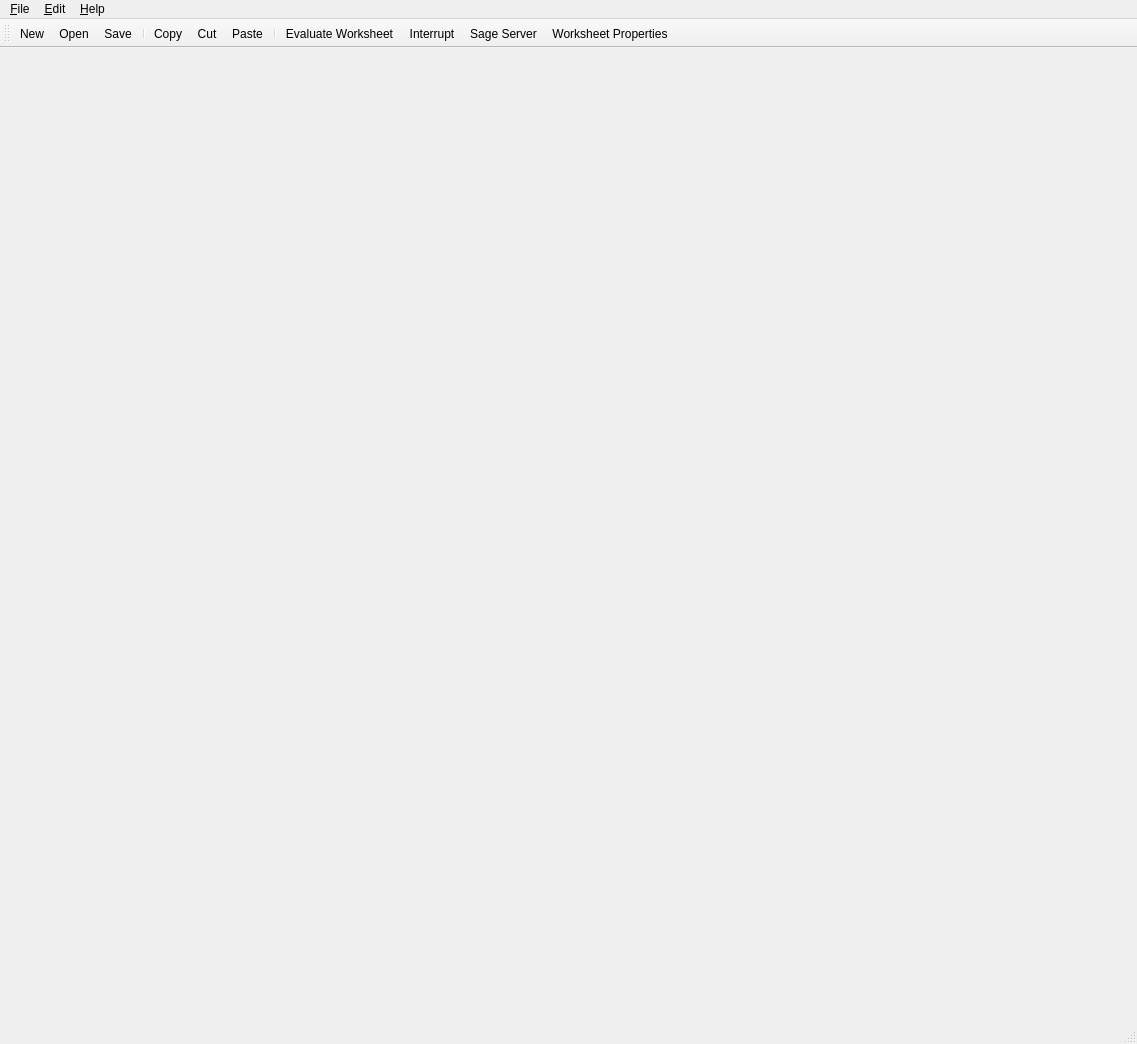
First picture: the form in guru/Ui_MainWindow.ui, repository rljacobson/Guru-NB, before the edit.
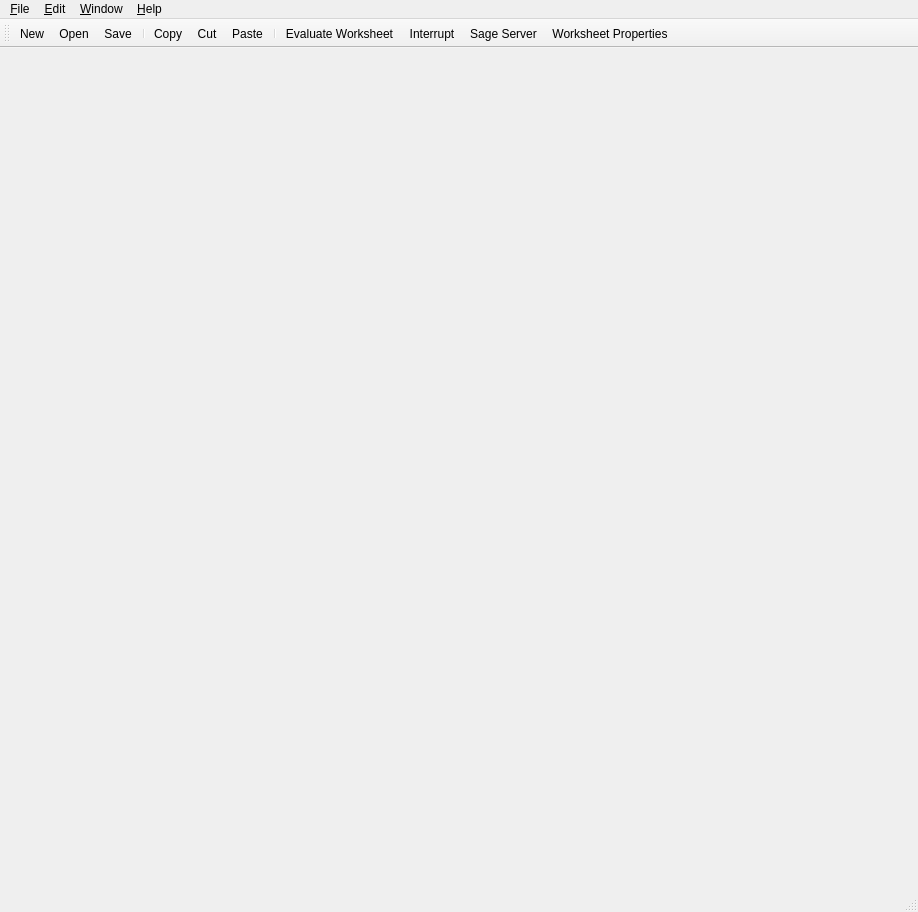
Second picture: the form after the edit. Icons and pictures are not drawn.

Commit message: Added standard SDI application features (Window menu, etc.).

The edit to the form file:
```diff
--- a/guru/Ui_MainWindow.ui
+++ b/guru/Ui_MainWindow.ui
@@ -6,8 +6,8 @@
    <rect>
     <x>0</x>
     <y>0</y>
-    <width>1137</width>
-    <height>1044</height>
+    <width>918</width>
+    <height>912</height>
    </rect>
   </property>
   <property name="windowTitle">
@@ -19,7 +19,7 @@
     <rect>
      <x>0</x>
      <y>0</y>
-     <width>1137</width>
+     <width>918</width>
      <height>22</height>
     </rect>
    </property>
@@ -47,16 +47,22 @@
     <addaction name="actionPaste"/>
     <addaction name="separator"/>
    </widget>
-   <widget class="QMenu" name="menuHelp">
+   <widget class="QMenu" name="menu_Help">
     <property name="title">
      <string>&amp;Help</string>
     </property>
     <addaction name="actionAbout"/>
     <addaction name="actionOnline_Documentation"/>
    </widget>
+   <widget class="QMenu" name="menu_Window">
+    <property name="title">
+     <string>&amp;Window</string>
+    </property>
+   </widget>
    <addaction name="menu_File"/>
    <addaction name="menu_Edit"/>
-   <addaction name="menuHelp"/>
+   <addaction name="menu_Window"/>
+   <addaction name="menu_Help"/>
   </widget>
   <widget class="QStatusBar" name="statusbar"/>
   <widget class="QToolBar" name="toolBar">
```
Left out of the diff: 26 changed lines with no effect on the pictures. The commit also changes 9 other files.
